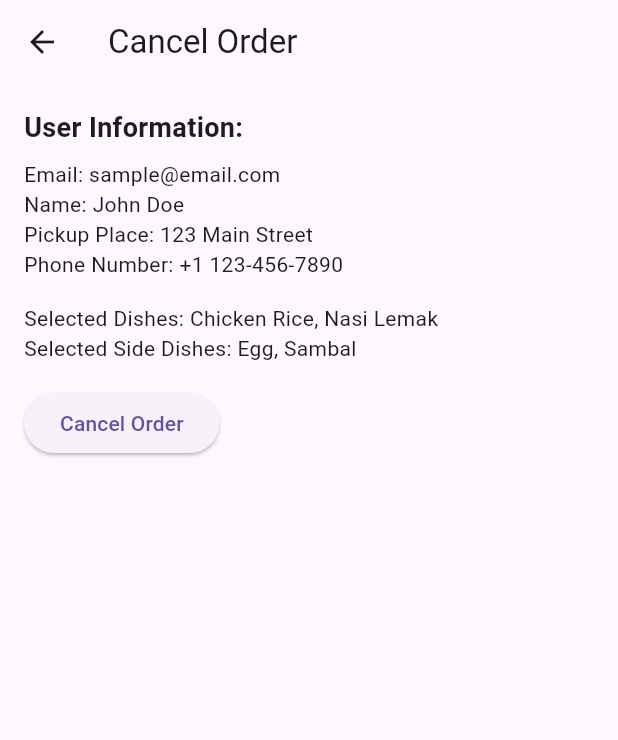
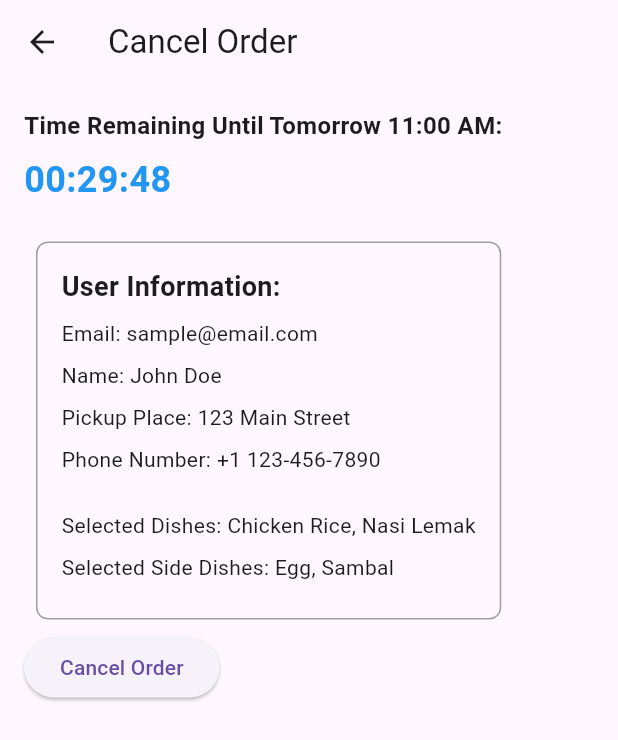
Before and after one commit to Laikaichian22/food-ordering-and-delivering-application, a Flutter app: the ViewOrder screen opened directly, after a tap on "Cancel Order", on a phone screen of 412 x 824 dp. Shown: the top 740 px of the screen. Run offline on Flutter 3.47's test engine with Material 3 defaults, Android fonts, the phone set to English and light mode, and no system bars; our stand-ins replace cloud_firestore, firebase_auth, firebase_core, firebase_storage, get, image_picker and 1 more; missing offline and left inert: dart:ffi; accounts and stored records are empty.

Commit message:
update cancel page

```diff
--- a/lib/src/features/users/customer/cancel_page.dart
+++ b/lib/src/features/users/customer/cancel_page.dart
@@ -1,4 +1,4 @@
-// cancel_order_page.dart
+import 'dart:async';
 import 'package:flutter/material.dart';
 import 'view_order.dart'; // Import the ViewOrder
 
@@ -8,12 +8,155 @@ class CancelOrderPage extends StatefulWidget {
 }
 
 class _CancelOrderPageState extends State<CancelOrderPage> {
-  String userEmail = 'sample@email.com';
-  String userName = 'John Doe';
-  String userPickupPlace = '123 Main Street';
-  String userPhoneNumber = '+1 123-456-7890';
-  List<String> userDishes = ['Chicken Rice', 'Nasi Lemak'];
-  List<String> userSideDishes = ['Egg', 'Sambal'];
+  late Timer _timer;
+  late DateTime closingTime;
+  late Duration _remainingTime;
+
+  // Dummy user information variables
+  String _dummyUserEmail = 'sample@email.com';
+  String _dummyUserName = 'John Doe';
+  String _dummyUserPickupPlace = '123 Main Street';
+  String _dummyUserPhoneNumber = '+1 123-456-7890';
+  List<String> _dummyUserDishes = ['Chicken Rice', 'Nasi Lemak'];
+  List<String> _dummyUserSideDishes = ['Egg', 'Sambal'];
+
+  @override
+  void initState() {
+    super.initState();
+
+    // Calculate initial closing time and remaining time
+    _calculateClosingAndRemainingTime();
+
+    // Set up a timer to update remaining time every second
+    _timer = Timer.periodic(Duration(seconds: 1), (timer) {
+      setState(() {
+        _calculateRemainingTime();
+      });
+    });
+  }
+
+  void _calculateRemainingTime() {
+    _remainingTime = closingTime.difference(DateTime.now());
+    if (_remainingTime.isNegative) {
+      _calculateClosingAndRemainingTime();
+    }
+  }
+
+  void _calculateClosingAndRemainingTime() {
+    DateTime now = DateTime.now();
+    closingTime = DateTime(now.year, now.month, now.day, 11, 0, 0);
+
+    // If closing time is in the past, set it to the next day
+    if (closingTime.isBefore(now)) {
+      closingTime = closingTime.add(Duration(days: 1));
+    }
+
+    _calculateRemainingTime();
+  }
+
+  @override
+  void dispose() {
+    _timer.cancel();
+    super.dispose();
+  }
+
+  @override
+  Widget build(BuildContext context) {
+    return Scaffold(
+      appBar: AppBar(
+        title: Text('Cancel Order'),
+      ),
+      body: Padding(
+        padding: const EdgeInsets.all(16.0),
+        child: Column(
+          crossAxisAlignment: CrossAxisAlignment.start,
+          children: [
+            _buildCountdownTimer(),
+            SizedBox(height: 16.0),
+            _buildUserInfoContainer(),
+            ElevatedButton(
+              onPressed: _remainingTime.inSeconds > 0 ? _showConfirmationDialog : null,
+              child: Text('Cancel Order'),
+            ),
+          ],
+        ),
+      ),
+    );
+  }
+
+  Widget _buildCountdownTimer() {
+    String remainingTimeString = _formatTime(_remainingTime);
+    return Column(
+      crossAxisAlignment: CrossAxisAlignment.start,
+      children: [
+        Text(
+          'Time Remaining Until Tomorrow 11:00 AM:',
+          style: TextStyle(
+            fontSize: 16.0,
+            fontWeight: FontWeight.bold,
+          ),
+        ),
+        SizedBox(height: 8.0),
+        Text(
+          remainingTimeString,
+          style: TextStyle(
+            fontSize: 24.0,
+            fontWeight: FontWeight.bold,
+            color: Colors.blue, // Customize the color as needed
+          ),
+        ),
+      ],
+    );
+  }
+
+  Widget _buildUserInfoContainer() {
+    return Padding(
+      padding: const EdgeInsets.all(8.0),
+      child: Container(
+        decoration: BoxDecoration(
+          border: Border.all(color: Colors.grey),
+          borderRadius: BorderRadius.circular(8.0),
+        ),
+        padding: const EdgeInsets.all(16.0),
+        child: Column(
+          crossAxisAlignment: CrossAxisAlignment.start,
+          children: [
+            Text(
+              'User Information:',
+              style: TextStyle(
+                fontSize: 18.0,
+                fontWeight: FontWeight.bold,
+              ),
+            ),
+            SizedBox(height: 8.0),
+            _buildUserInfo('Email:', _dummyUserEmail),
+            _buildUserInfo('Name:', _dummyUserName),
+            _buildUserInfo('Pickup Place:', _dummyUserPickupPlace),
+            _buildUserInfo('Phone Number:', _dummyUserPhoneNumber),
+            SizedBox(height: 16.0),
+            _buildUserInfo('Selected Dishes:', _dummyUserDishes.join(', ')),
+            _buildUserInfo('Selected Side Dishes:', _dummyUserSideDishes.join(', ')),
+          ],
+        ),
+      ),
+    );
+  }
+
+  Widget _buildUserInfo(String label, String value) {
+    return Column(
+      crossAxisAlignment: CrossAxisAlignment.start,
+      children: [
+        Text('$label $value'),
+        SizedBox(height: 8.0),
+      ],
+    );
+  }
+
+  String _formatTime(Duration duration) {
+    return [duration.inHours, duration.inMinutes, duration.inSeconds]
+        .map((segment) => segment.remainder(60).toString().padLeft(2, '0'))
+        .join(':');
+  }
 
   Future<void> _showConfirmationDialog() async {
     return showDialog<void>(
@@ -44,13 +187,13 @@ class _CancelOrderPageState extends State<CancelOrderPage> {
 
   void _cancelOrder() {
     setState(() {
-      // Clear the user information
-      userEmail = '';
-      userName = '';
-      userPickupPlace = '';
-      userPhoneNumber = '';
-      userDishes = [];
-      userSideDishes = [];
+      // Clear the dummy user information
+      _dummyUserEmail = '';
+      _dummyUserName = '';
+      _dummyUserPickupPlace = '';
+      _dummyUserPhoneNumber = '';
+      _dummyUserDishes = [];
+      _dummyUserSideDishes = [];
     });
 
     // Display a message indicating that the order is canceled
@@ -70,50 +213,4 @@ class _CancelOrderPageState extends State<CancelOrderPage> {
       MaterialPageRoute(builder: (context) => ViewOrder()),
     );
   }
-
-  @override
-  Widget build(BuildContext context) {
-    return Scaffold(
-      appBar: AppBar(
-        title: Text('Cancel Order'),
-      ),
-      body: Padding(
-        padding: const EdgeInsets.all(16.0),
-        child: Column(
-          crossAxisAlignment: CrossAxisAlignment.start,
-          children: [
-            Text(
-              'User Information:',
-              style: TextStyle(
-                fontSize: 18.0,
-                fontWeight: FontWeight.bold,
-              ),
-            ),
-            SizedBox(height: 8.0),
-            Container(
-              child: Column(
-                crossAxisAlignment: CrossAxisAlignment.start,
-                children: [
-                  Text('Email: $userEmail'),
-                  Text('Name: $userName'),
-                  Text('Pickup Place: $userPickupPlace'),
-                  Text('Phone Number: $userPhoneNumber'),
-                  SizedBox(height: 16.0),
-                  Text('Selected Dishes: ${userDishes.join(', ')}'),
-                  Text('Selected Side Dishes: ${userSideDishes.join(', ')}'),
-                ],
-              ),
-            ),
-            SizedBox(height: 16.0),
-            ElevatedButton(
-              onPressed: () {
-                _showConfirmationDialog();
-              },
-              child: Text('Cancel Order'),
-            ),
-          ],
-        ),
-      ),
-    );
-  }
 }
--- a/lib/src/features/users/customer/view_order.dart
+++ b/lib/src/features/users/customer/view_order.dart
@@ -1,12 +1,10 @@
-// view_order.dart
 import 'dart:async';
 import 'package:flutter/material.dart';
 import 'package:flutter_application_1/src/features/users/customer/cancel_page.dart';
 import 'package:flutter_application_1/src/features/users/customer/order_data.dart';
+import 'package:flutter_application_1/src/features/users/customer/order_detail.dart';
+import 'package:flutter_application_1/src/features/users/customer/order_display_page.dart';
 import 'package:intl/intl.dart';
-import 'order_detail.dart'; // Assuming this is where OrderDetails is defined
-import 'order_display_page.dart'; // Assuming this is where OrderDisplayPage is defined
-
 
 class ViewOrder extends StatefulWidget {
   @override
@@ -29,7 +27,7 @@ class _ViewOrderState extends State<ViewOrder> {
     _timer = Timer.periodic(Duration(seconds: 1), (timer) {
       setState(() {
         _calculateRemainingTime();
-        if (_remainingTime.inSeconds == 0) {
+        if (_remainingTime.inSeconds <= 0) {
           _timer.cancel();
           _showOrderClosedDialog();
         }
@@ -47,6 +45,12 @@ class _ViewOrderState extends State<ViewOrder> {
   void _calculateClosingAndRemainingTime() {
     DateTime now = DateTime.now();
     closingTime = DateTime(now.year, now.month, now.day, 11, 0, 0);
+
+    // If closing time is in the past, set it to the next day
+    if (closingTime.isBefore(now)) {
+      closingTime = closingTime.add(Duration(days: 1));
+    }
+
     _calculateRemainingTime();
   }
 
```
